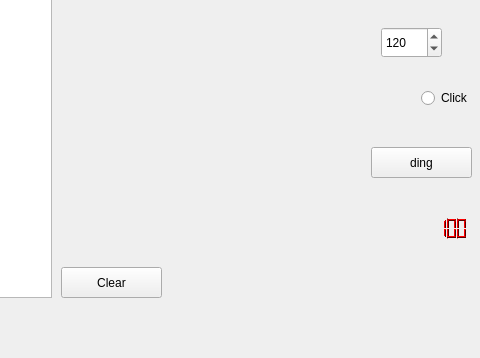
First picture: the form in mainwindow.ui, repository fredericabry/raspiloop, before the edit; both pictures show x 529 to 1009 and y 180 to 538 of the 1149 by 538 pixel window.
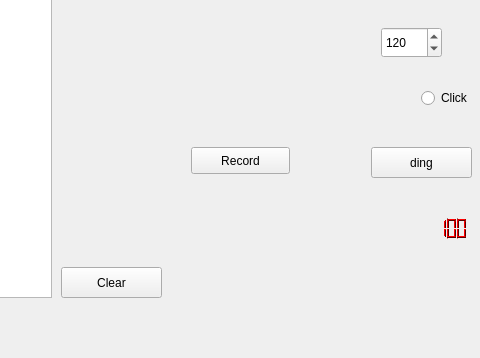
Second picture: the form after the edit.

Diff of the .ui file:
```diff
--- a/mainwindow.ui
+++ b/mainwindow.ui
@@ -610,6 +610,19 @@
      <number>100</number>
     </property>
    </widget>
+   <widget class="QPushButton" name="bRecord">
+    <property name="geometry">
+     <rect>
+      <x>720</x>
+      <y>310</y>
+      <width>99</width>
+      <height>27</height>
+     </rect>
+    </property>
+    <property name="text">
+     <string>Record</string>
+    </property>
+   </widget>
   </widget>
   <widget class="QMenuBar" name="menuBar">
    <property name="geometry">
```
